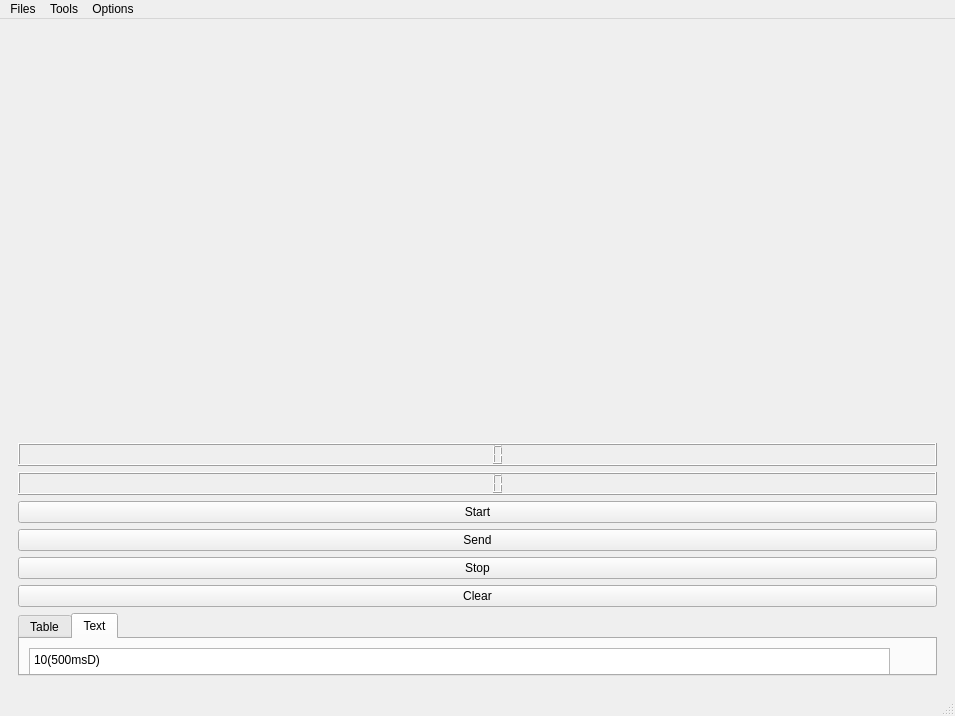
ILikeNickelback/JTS-Control-Interface, file JTS_Interface/JTS_Designer.ui: the form before one commit.
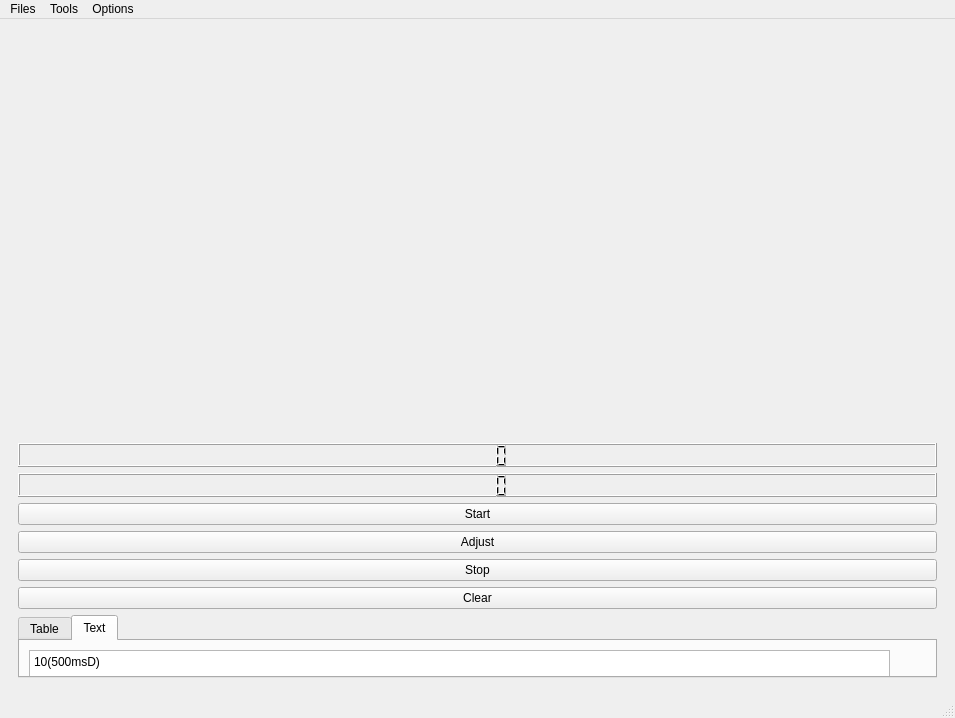
The form after the commit.

```diff
--- a/JTS_Interface/JTS_Designer.ui
+++ b/JTS_Interface/JTS_Designer.ui
@@ -13,7 +13,7 @@
     <x>0</x>
     <y>0</y>
     <width>955</width>
-    <height>689</height>
+    <height>718</height>
    </rect>
   </property>
   <property name="windowTitle">
@@ -50,7 +50,7 @@
        <item>
         <widget class="QPushButton" name="send_button">
          <property name="text">
-          <string>Send</string>
+          <string>Adjust</string>
          </property>
         </widget>
        </item>
```
Left out of the diff: 2 changed lines with no effect on the pictures.
